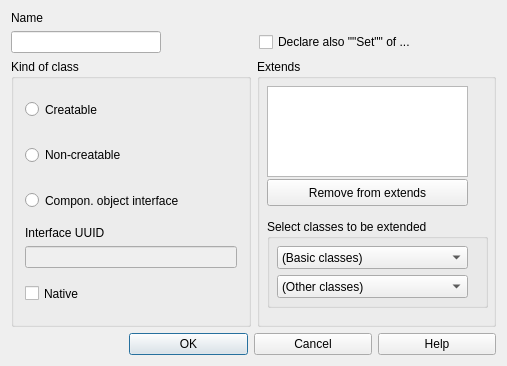
Above: lavape/src/LavaPE_UI/idd_interfacebox.ui from berkus/lavape before the change. Below: the same form after it.
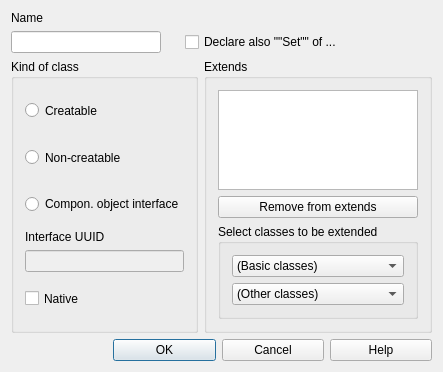
That is the form after the change.

```diff
--- a/lavape/src/LavaPE_UI/idd_interfacebox.ui
+++ b/lavape/src/LavaPE_UI/idd_interfacebox.ui
@@ -1,12 +1,12 @@
 <ui version="4.0" >
  <class>IDD_InterfaceBox</class>
- <widget class="QDialog" name="IDD_InterfaceBox" >
-  <property name="geometry" >
+ <widget class="QDialog" name="IDD_InterfaceBox">
+  <property name="geometry">
    <rect>
     <x>0</x>
     <y>0</y>
-    <width>507</width>
-    <height>366</height>
+    <width>421</width>
+    <height>343</height>
    </rect>
   </property>
   <property name="sizePolicy" >
@@ -18,11 +18,11 @@
   <property name="windowTitle" >
    <string>Lava Class</string>
   </property>
-  <layout class="QVBoxLayout" >
-   <item>
-    <widget class="QLabel" name="Label_IDC_STATIC36" >
-     <property name="sizePolicy" >
-      <sizepolicy vsizetype="Preferred" hsizetype="Preferred" >
+  <layout class="QGridLayout" name="gridLayout">
+   <item row="0" column="0">
+    <widget class="QLabel" name="Label_IDC_STATIC36">
+     <property name="sizePolicy">
+      <sizepolicy hsizetype="Preferred" vsizetype="Preferred">
        <horstretch>0</horstretch>
        <verstretch>0</verstretch>
       </sizepolicy>
@@ -38,15 +38,12 @@
      </property>
     </widget>
    </item>
+   <item row="1" column="0" colspan="2">
+    <layout class="QHBoxLayout" name="horizontalLayout">
    <item>
-    <layout class="QHBoxLayout" >
-     <property name="spacing" >
-      <number>3</number>
-     </property>
-     <item>
-      <widget class="QLineEdit" name="NewName" >
-       <property name="sizePolicy" >
-        <sizepolicy vsizetype="Fixed" hsizetype="Fixed" >
+      <widget class="QLineEdit" name="NewName">
+       <property name="sizePolicy">
+        <sizepolicy hsizetype="Fixed" vsizetype="Fixed">
          <horstretch>0</horstretch>
          <verstretch>0</verstretch>
         </sizepolicy>
@@ -70,21 +67,21 @@
        <property name="orientation" >
         <enum>Qt::Horizontal</enum>
        </property>
-       <property name="sizeType" >
-        <enum>QSizePolicy::Minimum</enum>
+       <property name="sizeType">
+        <enum>QSizePolicy::Fixed</enum>
        </property>
-       <property name="sizeHint" >
+       <property name="sizeHint" stdset="0">
         <size>
-         <width>95</width>
+         <width>18</width>
          <height>20</height>
         </size>
        </property>
       </spacer>
      </item>
      <item>
-      <widget class="QCheckBox" name="BuildSet" >
-       <property name="sizePolicy" >
-        <sizepolicy vsizetype="Minimum" hsizetype="Minimum" >
+      <widget class="QCheckBox" name="BuildSet">
+       <property name="sizePolicy">
+        <sizepolicy hsizetype="Minimum" vsizetype="Minimum">
          <horstretch>0</horstretch>
          <verstretch>0</verstretch>
         </sizepolicy>
@@ -105,12 +102,10 @@
      </item>
     </layout>
    </item>
-   <item>
-    <layout class="QHBoxLayout" >
-     <item>
-      <widget class="QGroupBox" name="BGroup_KindOfInterface" >
-       <property name="sizePolicy" >
-        <sizepolicy vsizetype="MinimumExpanding" hsizetype="MinimumExpanding" >
+   <item row="2" column="0">
+    <widget class="QGroupBox" name="BGroup_KindOfInterface">
+     <property name="sizePolicy">
+      <sizepolicy hsizetype="MinimumExpanding" vsizetype="MinimumExpanding">
          <horstretch>0</horstretch>
          <verstretch>0</verstretch>
         </sizepolicy>
@@ -121,11 +116,11 @@
        <property name="title" >
         <string>Kind of class</string>
        </property>
-       <layout class="QVBoxLayout" >
+     <layout class="QVBoxLayout">
         <item>
-         <widget class="QRadioButton" name="Creatable" >
-          <property name="sizePolicy" >
-           <sizepolicy vsizetype="MinimumExpanding" hsizetype="MinimumExpanding" >
+       <widget class="QRadioButton" name="Creatable">
+        <property name="sizePolicy">
+         <sizepolicy hsizetype="MinimumExpanding" vsizetype="MinimumExpanding">
             <horstretch>0</horstretch>
             <verstretch>0</verstretch>
            </sizepolicy>
@@ -139,9 +134,9 @@
          </widget>
         </item>
         <item>
-         <widget class="QRadioButton" name="NonCreatable" >
-          <property name="sizePolicy" >
-           <sizepolicy vsizetype="MinimumExpanding" hsizetype="MinimumExpanding" >
+       <widget class="QRadioButton" name="NonCreatable">
+        <property name="sizePolicy">
+         <sizepolicy hsizetype="MinimumExpanding" vsizetype="MinimumExpanding">
             <horstretch>0</horstretch>
             <verstretch>0</verstretch>
            </sizepolicy>
@@ -155,9 +150,9 @@
          </widget>
         </item>
         <item>
-         <widget class="QRadioButton" name="IsComponent" >
-          <property name="sizePolicy" >
-           <sizepolicy vsizetype="MinimumExpanding" hsizetype="MinimumExpanding" >
+       <widget class="QRadioButton" name="IsComponent">
+        <property name="sizePolicy">
+         <sizepolicy hsizetype="MinimumExpanding" vsizetype="MinimumExpanding">
             <horstretch>0</horstretch>
             <verstretch>0</verstretch>
            </sizepolicy>
@@ -171,14 +166,14 @@
          </widget>
         </item>
         <item>
-         <layout class="QVBoxLayout" >
-          <property name="spacing" >
+       <layout class="QVBoxLayout">
+        <property name="spacing">
            <number>6</number>
           </property>
           <item>
-           <widget class="QLabel" name="Label_IDC_StatIDLabel" >
-            <property name="sizePolicy" >
-             <sizepolicy vsizetype="MinimumExpanding" hsizetype="MinimumExpanding" >
+         <widget class="QLabel" name="Label_IDC_StatIDLabel">
+          <property name="sizePolicy">
+           <sizepolicy hsizetype="MinimumExpanding" vsizetype="MinimumExpanding">
               <horstretch>0</horstretch>
               <verstretch>0</verstretch>
              </sizepolicy>
@@ -195,8 +190,8 @@
            </widget>
           </item>
           <item>
-           <widget class="QLineEdit" name="InterfaceID" >
-            <property name="enabled" >
+         <widget class="QLineEdit" name="InterfaceID">
+          <property name="enabled">
              <bool>false</bool>
             </property>
             <property name="sizePolicy" >
@@ -216,9 +211,9 @@
          </layout>
         </item>
         <item>
-         <widget class="QCheckBox" name="Native" >
-          <property name="sizePolicy" >
-           <sizepolicy vsizetype="MinimumExpanding" hsizetype="MinimumExpanding" >
+       <widget class="QCheckBox" name="Native">
+        <property name="sizePolicy">
+         <sizepolicy hsizetype="MinimumExpanding" vsizetype="MinimumExpanding">
             <horstretch>0</horstretch>
             <verstretch>0</verstretch>
            </sizepolicy>
@@ -234,10 +229,10 @@
        </layout>
       </widget>
      </item>
-     <item>
-      <widget class="QGroupBox" name="GroupBox_IDC_STATIC16" >
-       <property name="sizePolicy" >
-        <sizepolicy vsizetype="MinimumExpanding" hsizetype="MinimumExpanding" >
+   <item row="2" column="1">
+    <widget class="QGroupBox" name="GroupBox_IDC_STATIC16">
+     <property name="sizePolicy">
+      <sizepolicy hsizetype="MinimumExpanding" vsizetype="MinimumExpanding">
          <horstretch>0</horstretch>
          <verstretch>0</verstretch>
         </sizepolicy>
@@ -248,33 +243,30 @@
        <property name="title" >
         <string>Extends</string>
        </property>
-       <widget class="QListWidget" name="Extends" >
-        <property name="geometry" >
-         <rect>
-          <x>10</x>
-          <y>27</y>
-          <width>201</width>
-          <height>91</height>
-         </rect>
-        </property>
-        <property name="sizePolicy" >
-         <sizepolicy vsizetype="MinimumExpanding" hsizetype="MinimumExpanding" >
+     <layout class="QVBoxLayout" name="verticalLayout_2">
+      <item>
+       <widget class="QListWidget" name="Extends">
+        <property name="sizePolicy">
+         <sizepolicy hsizetype="Expanding" vsizetype="Preferred">
           <horstretch>0</horstretch>
           <verstretch>0</verstretch>
          </sizepolicy>
         </property>
+        <property name="maximumSize">
+         <size>
+          <width>200</width>
+          <height>100</height>
+         </size>
+        </property>
+        <property name="frameShape">
+         <enum>QFrame::StyledPanel</enum>
+        </property>
        </widget>
-       <widget class="QPushButton" name="DelSupport" >
-        <property name="geometry" >
-         <rect>
-          <x>10</x>
-          <y>120</y>
-          <width>201</width>
-          <height>27</height>
-         </rect>
-        </property>
-        <property name="sizePolicy" >
-         <sizepolicy vsizetype="MinimumExpanding" hsizetype="MinimumExpanding" >
+      </item>
+      <item>
+       <widget class="QPushButton" name="DelSupport">
+        <property name="sizePolicy">
+         <sizepolicy hsizetype="Expanding" vsizetype="Minimum">
           <horstretch>0</horstretch>
           <verstretch>0</verstretch>
          </sizepolicy>
@@ -286,17 +278,11 @@
          <string>Remove from extends</string>
         </property>
        </widget>
-       <widget class="QGroupBox" name="GroupBox_IDC_STATIC17" >
-        <property name="geometry" >
-         <rect>
-          <x>10</x>
-          <y>160</y>
-          <width>221</width>
-          <height>89</height>
-         </rect>
-        </property>
-        <property name="sizePolicy" >
-         <sizepolicy vsizetype="MinimumExpanding" hsizetype="MinimumExpanding" >
+      </item>
+      <item>
+       <widget class="QGroupBox" name="GroupBox_IDC_STATIC17">
+        <property name="sizePolicy">
+         <sizepolicy hsizetype="Expanding" vsizetype="MinimumExpanding">
           <horstretch>0</horstretch>
           <verstretch>0</verstretch>
          </sizepolicy>
@@ -307,68 +293,58 @@
         <property name="title" >
          <string>Select classes to be extended</string>
         </property>
-        <widget class="QComboBox" name="BasicTypes" >
-         <property name="geometry" >
-          <rect>
-           <x>10</x>
-           <y>27</y>
-           <width>191</width>
-           <height>23</height>
-          </rect>
+        <layout class="QVBoxLayout" name="verticalLayout">
+         <property name="sizeConstraint">
+          <enum>QLayout::SetMinimumSize</enum>
          </property>
-         <property name="sizePolicy" >
-          <sizepolicy vsizetype="MinimumExpanding" hsizetype="MinimumExpanding" >
+         <item>
+          <widget class="QComboBox" name="BasicTypes">
+           <property name="sizePolicy">
+            <sizepolicy hsizetype="Expanding" vsizetype="Fixed">
            <horstretch>0</horstretch>
            <verstretch>0</verstretch>
           </sizepolicy>
          </property>
+           <property name="sizeAdjustPolicy">
+            <enum>QComboBox::AdjustToContents</enum>
+           </property>
          <item>
           <property name="text" >
            <string>(Basic classes)</string>
           </property>
          </item>
         </widget>
-        <widget class="QComboBox" name="ExtTypes" >
-         <property name="geometry" >
-          <rect>
-           <x>10</x>
-           <y>56</y>
-           <width>191</width>
-           <height>23</height>
-          </rect>
-         </property>
-         <property name="sizePolicy" >
-          <sizepolicy vsizetype="MinimumExpanding" hsizetype="MinimumExpanding" >
+         </item>
+         <item>
+          <widget class="QComboBox" name="ExtTypes">
+           <property name="sizePolicy">
+            <sizepolicy hsizetype="Expanding" vsizetype="Fixed">
            <horstretch>0</horstretch>
            <verstretch>0</verstretch>
           </sizepolicy>
          </property>
+           <property name="sizeAdjustPolicy">
+            <enum>QComboBox::AdjustToContents</enum>
+           </property>
          <item>
           <property name="text" >
            <string>(Other classes)</string>
           </property>
          </item>
         </widget>
+         </item>
+        </layout>
        </widget>
-      </widget>
-     </item>
-    </layout>
+      </item>
+     </layout>
+    </widget>
    </item>
-   <item>
-    <layout class="QHBoxLayout" >
-     <property name="spacing" >
+   <item row="3" column="0" colspan="2">
+    <layout class="QHBoxLayout">
+     <property name="spacing">
       <number>6</number>
      </property>
-     <property name="leftMargin" >
-      <number>0</number>
-     </property>
-     <property name="topMargin" >
-      <number>0</number>
-     </property>
-     <property name="rightMargin" >
-      <number>0</number>
-     </property>
-     <property name="bottomMargin" >
+     <property name="margin">
       <number>0</number>
      </property>
      <item>
@@ -394,9 +370,9 @@
       </spacer>
      </item>
      <item>
-      <widget class="QPushButton" name="ID_OK" >
-       <property name="sizePolicy" >
-        <sizepolicy vsizetype="Fixed" hsizetype="MinimumExpanding" >
+      <widget class="QPushButton" name="ID_OK">
+       <property name="sizePolicy">
+        <sizepolicy hsizetype="MinimumExpanding" vsizetype="Fixed">
          <horstretch>0</horstretch>
          <verstretch>0</verstretch>
         </sizepolicy>
@@ -413,9 +389,9 @@
       </widget>
      </item>
      <item>
-      <widget class="QPushButton" name="ID_CANCEL" >
-       <property name="sizePolicy" >
-        <sizepolicy vsizetype="Fixed" hsizetype="MinimumExpanding" >
+      <widget class="QPushButton" name="ID_CANCEL">
+       <property name="sizePolicy">
+        <sizepolicy hsizetype="MinimumExpanding" vsizetype="Fixed">
          <horstretch>0</horstretch>
          <verstretch>0</verstretch>
         </sizepolicy>
@@ -429,9 +405,9 @@
       </widget>
      </item>
      <item>
-      <widget class="QPushButton" name="ID_HELP" >
-       <property name="sizePolicy" >
-        <sizepolicy vsizetype="Fixed" hsizetype="MinimumExpanding" >
+      <widget class="QPushButton" name="ID_HELP">
+       <property name="sizePolicy">
+        <sizepolicy hsizetype="MinimumExpanding" vsizetype="Fixed">
          <horstretch>0</horstretch>
          <verstretch>0</verstretch>
         </sizepolicy>
@@ -448,7 +424,7 @@
    </item>
   </layout>
  </widget>
- <layoutdefault spacing="6" margin="11" />
+ <layoutdefault spacing="6" margin="11"/>
  <tabstops>
   <tabstop>NewName</tabstop>
   <tabstop>Creatable</tabstop>
```
Left out of the diff: 101 changed lines with no effect on the pictures. Lines whose indentation alone changed are shown as unchanged.
